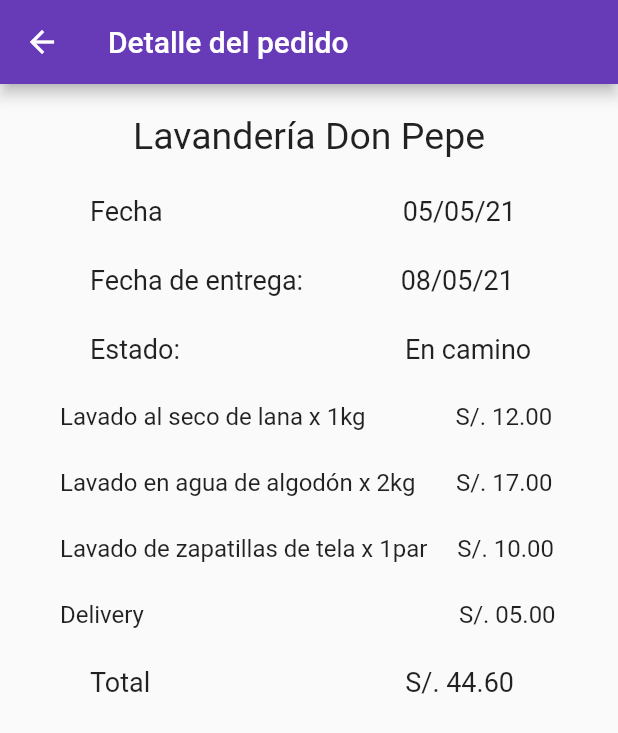
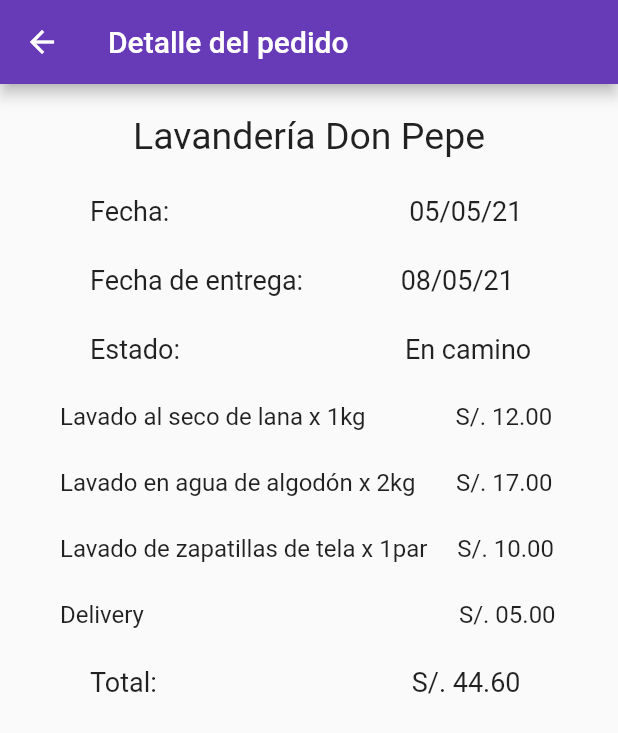
Before and after one commit to washi-mobile-app/washi_mobile_app_flutter, a Flutter app: the screen it shows after launch, after a tap on "Lavandería Don Pepe", on a phone screen of 412 x 824 dp. Shown: the top 733 px of the screen. Run offline on Flutter 3.47's test engine with Material 2 defaults, Android fonts, the phone set to English and light mode, and no system bars.

Commit message:
Update Orders

```diff
--- a/lib/pages/orders.dart
+++ b/lib/pages/orders.dart
@@ -138,7 +138,7 @@ class ListItemWidget extends State<OrdersList> {
                               Padding(
                                 padding: const EdgeInsets.fromLTRB(60, 10, 0, 15),
                                 child: Text(
-                                  "Fecha", style: TextStyle(fontSize: 18),
+                                  "Fecha:", style: TextStyle(fontSize: 18),
                                 ),
                               ),
                               Padding(
@@ -264,7 +264,7 @@ class ListItemWidget extends State<OrdersList> {
                               Padding(
                                 padding: const EdgeInsets.fromLTRB(60, 10, 0, 15),
                                 child: Text(
-                                  "Total", style: TextStyle(fontSize: 18),
+                                  "Total:", style: TextStyle(fontSize: 18),
                                 ),
                               ),
                               Padding(
```
